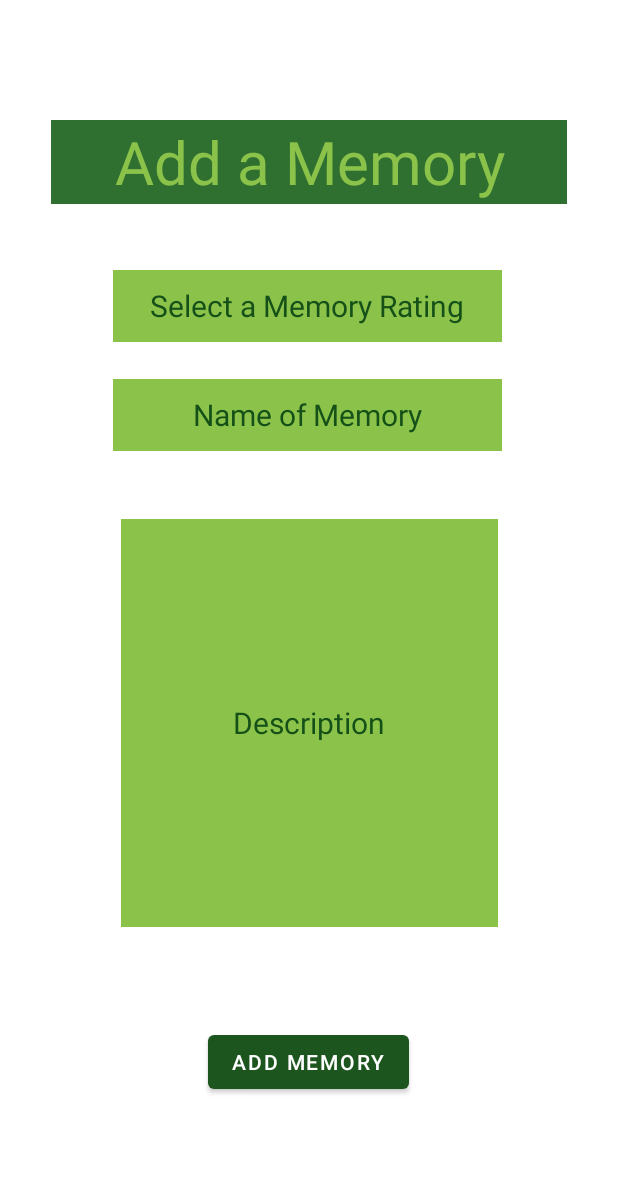
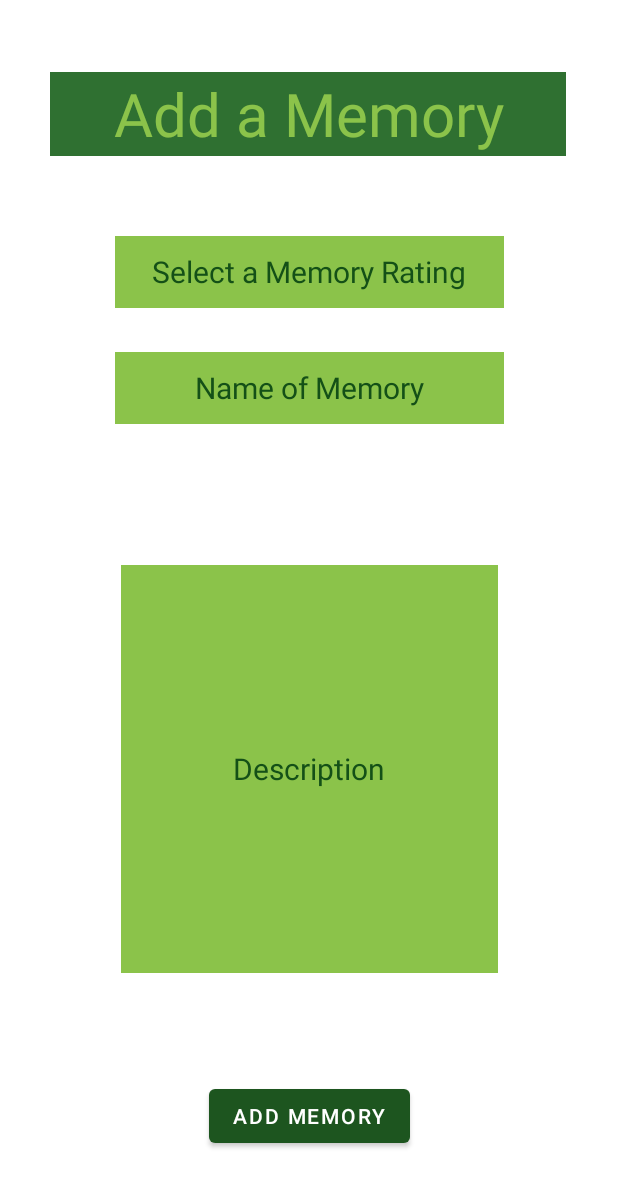
Before and after one commit to lasyanandyala/FireBaseLesson, an Android app: the layout activity_add_memory.xml on its own in the app's theme, with its tools: preview values and no code run, on a phone screen of 412 x 824 dp. Shown: the top 1187 px of the screen. Run offline under Robolectric (Android 15) with nearby library versions, the phone set to English and light mode, and no system bars.

```diff
--- a/MyMemoryBox/app/build.gradle
+++ b/MyMemoryBox/app/build.gradle
@@ -1,5 +1,6 @@
 plugins {
     id 'com.android.application'
+    id 'com.google.gms.google-services'
 }
 
 android {
@@ -35,4 +36,5 @@ dependencies {
     testImplementation 'junit:junit:4.13.2'
     androidTestImplementation 'androidx.test.ext:junit:1.1.3'
     androidTestImplementation 'androidx.test.espresso:espresso-core:3.4.0'
+    implementation platform('com.google.firebase:firebase-bom:30.4.1')
 }
--- a/MyMemoryBox/app/src/main/res/layout/activity_add_memory.xml
+++ b/MyMemoryBox/app/src/main/res/layout/activity_add_memory.xml
@@ -9,49 +9,47 @@
         android:id="@+id/textView2"
         android:layout_width="344dp"
         android:layout_height="56dp"
-        android:layout_marginTop="80dp"
+        android:layout_marginTop="48dp"
         android:background="@color/purple_500"
+        android:gravity="center"
         android:text="Add a Memory"
-        android:gravity="center"
         android:textColor="@color/teal_200"
         android:textColorHighlight="#A54E4E"
         android:textSize="40sp"
         app:layout_constraintEnd_toEndOf="parent"
-        app:layout_constraintHorizontal_bias="0.496"
+        app:layout_constraintHorizontal_bias="0.492"
         app:layout_constraintStart_toStartOf="parent"
         app:layout_constraintTop_toTopOf="parent" />
 
     <TextView
-        android:id="@+id/textView3"
+        android:id="@+id/memorySpinner"
         android:layout_width="259dp"
         android:layout_height="48dp"
         android:background="@color/teal_200"
+        android:gravity="center"
         android:text="Select a Memory Rating"
         android:textColor="@color/purple_700"
         android:textSize="20sp"
-        android:gravity="center"
         app:layout_constraintBottom_toBottomOf="parent"
         app:layout_constraintEnd_toEndOf="parent"
-        app:layout_constraintHorizontal_bias="0.493"
         app:layout_constraintStart_toStartOf="parent"
         app:layout_constraintTop_toTopOf="parent"
-        app:layout_constraintVertical_bias="0.232" />
+        app:layout_constraintVertical_bias="0.203" />
 
     <TextView
         android:id="@+id/textView4"
         android:layout_width="259dp"
         android:layout_height="48dp"
         android:background="@color/teal_200"
+        android:gravity="center"
         android:text="Name of Memory"
-        android:gravity="center"
         android:textColor="@color/purple_700"
         android:textSize="20sp"
         app:layout_constraintBottom_toBottomOf="parent"
         app:layout_constraintEnd_toEndOf="parent"
-        app:layout_constraintHorizontal_bias="0.493"
         app:layout_constraintStart_toStartOf="parent"
         app:layout_constraintTop_toTopOf="parent"
-        app:layout_constraintVertical_bias="0.326" />
+        app:layout_constraintVertical_bias="0.302" />
 
     <TextView
         android:id="@+id/textView5"
@@ -66,17 +64,16 @@
         app:layout_constraintEnd_toEndOf="parent"
         app:layout_constraintStart_toStartOf="parent"
         app:layout_constraintTop_toTopOf="parent"
-        app:layout_constraintVertical_bias="0.627" />
+        app:layout_constraintVertical_bias="0.682" />
 
     <Button
         android:id="@+id/button"
         android:layout_width="wrap_content"
         android:layout_height="wrap_content"
-        android:layout_marginBottom="92dp"
+        android:layout_marginBottom="56dp"
         android:text="Add Memory"
         app:layout_constraintBottom_toBottomOf="parent"
         app:layout_constraintEnd_toEndOf="parent"
-        app:layout_constraintHorizontal_bias="0.498"
         app:layout_constraintStart_toStartOf="parent" />
 
 </androidx.constraintlayout.widget.ConstraintLayout>
--- a/MyMemoryBox/app/src/main/res/layout/spinner_list.xml
+++ b/MyMemoryBox/app/src/main/res/layout/spinner_list.xml
@@ -1,6 +1,6 @@
 <?xml version="1.0" encoding="utf-8"?>
-<androidx.constraintlayout.widget.ConstraintLayout xmlns:android="http://schemas.android.com/apk/res/android"
+<androidx.appcompat.widget.LinearLayoutCompat xmlns:android="http://schemas.android.com/apk/res/android"
     android:layout_width="match_parent"
     android:layout_height="match_parent">
 
-</androidx.constraintlayout.widget.ConstraintLayout>
+</androidx.appcompat.widget.LinearLayoutCompat>
```
Also changed, not shown: MyMemoryBox/app/src/main/java/com/example/mymemorybox/AddMemoryActivity.java (+45 -1 lines), MyMemoryBox/app/src/main/java/com/example/mymemorybox/SignInActivity.java (+65 -0 lines), MyMemoryBox/build.gradle (+15 -2 lines).
